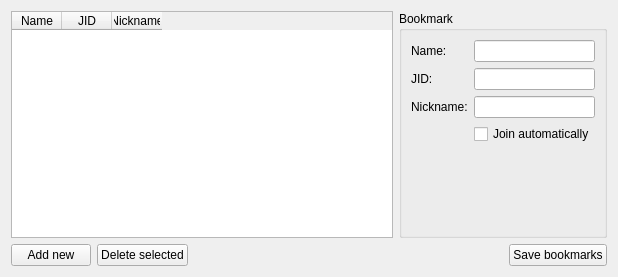
Qt form ui/bookmarkswidget.ui (WST/acid-pc) before a commit.
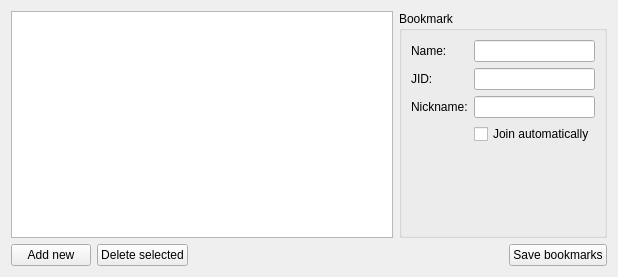
The same form after that commit. Icons and pictures are not drawn.

Commit message: Что-то забыл закоммитить

What changed in the file:
```diff
--- a/ui/bookmarkswidget.ui
+++ b/ui/bookmarkswidget.ui
@@ -22,7 +22,7 @@
         <number>3</number>
        </property>
        <attribute name="horizontalHeaderVisible">
-        <bool>true</bool>
+        <bool>false</bool>
        </attribute>
        <attribute name="horizontalHeaderDefaultSectionSize">
         <number>50</number>
```
Left out of the diff: 3 changed lines with no effect on the pictures.
